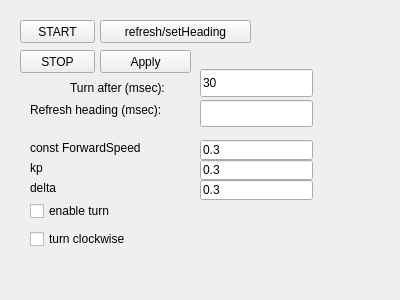
iti-luebeck/HANSE2011, file Hanse/Behaviour_XsensFollowing/xsensfollowingform.ui: the form before one commit.
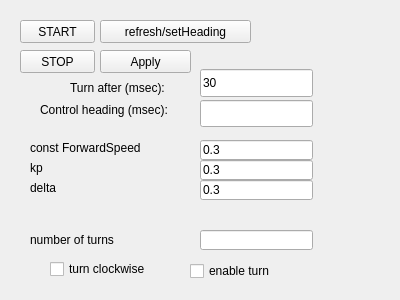
The form after the commit.

Diff of the .ui file:
```diff
--- a/Hanse/Behaviour_XsensFollowing/xsensfollowingform.ui
+++ b/Hanse/Behaviour_XsensFollowing/xsensfollowingform.ui
@@ -55,8 +55,8 @@
   <widget class="QCheckBox" name="turnClockwise">
    <property name="geometry">
     <rect>
-     <x>30</x>
-     <y>230</y>
+     <x>50</x>
+     <y>260</y>
      <width>141</width>
      <height>18</height>
     </rect>
@@ -198,21 +198,21 @@
   <widget class="QLabel" name="label">
    <property name="geometry">
     <rect>
-     <x>30</x>
+     <x>40</x>
      <y>100</y>
-     <width>171</width>
+     <width>151</width>
      <height>20</height>
     </rect>
    </property>
    <property name="text">
-    <string>Refresh heading (msec):</string>
+    <string>Control heading (msec):</string>
    </property>
   </widget>
   <widget class="QCheckBox" name="enableTurn">
    <property name="geometry">
     <rect>
-     <x>30</x>
-     <y>200</y>
+     <x>190</x>
+     <y>260</y>
      <width>121</width>
      <height>22</height>
     </rect>
@@ -221,6 +221,32 @@
     <string>enable turn</string>
    </property>
   </widget>
+  <widget class="QLineEdit" name="turnInput">
+   <property name="geometry">
+    <rect>
+     <x>200</x>
+     <y>230</y>
+     <width>113</width>
+     <height>20</height>
+    </rect>
+   </property>
+   <property name="text">
+    <string/>
+   </property>
+  </widget>
+  <widget class="QLabel" name="deltaLabel_2">
+   <property name="geometry">
+    <rect>
+     <x>30</x>
+     <y>230</y>
+     <width>111</width>
+     <height>20</height>
+    </rect>
+   </property>
+   <property name="text">
+    <string>number of turns</string>
+   </property>
+  </widget>
  </widget>
  <resources/>
  <connections/>
```
